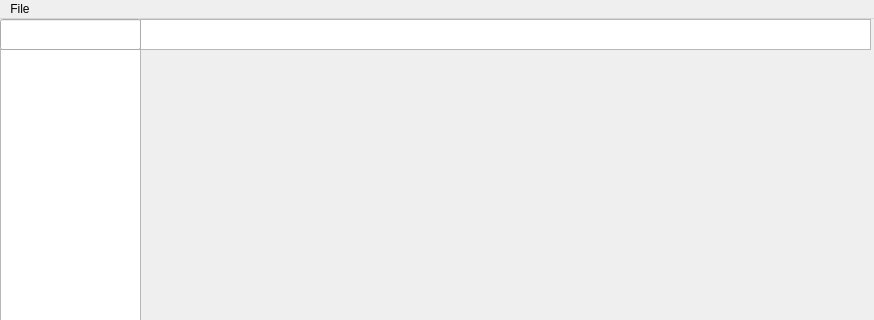
Before: the Qt Designer form ui.ui in lvcc0/pyqt5-ide, drawn with Qt 5; both pictures show x 0 to 874 and y 0 to 320 of the 874 by 635 pixel window.
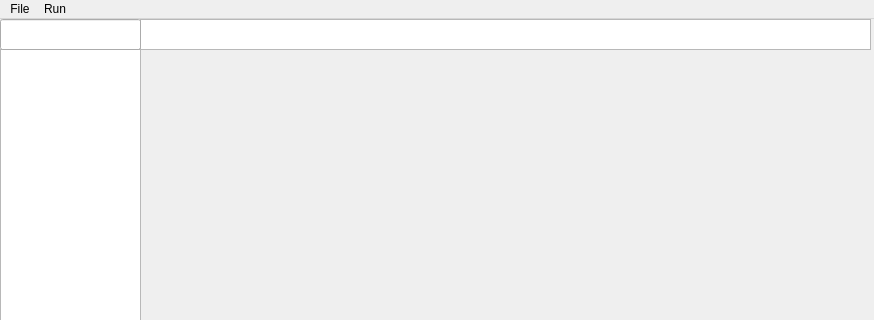
After: the same form once the commit is applied.

What changed in the file:
```diff
--- a/ui.ui
+++ b/ui.ui
@@ -78,7 +78,13 @@
     <addaction name="separator"/>
     <addaction name="actionDelete_file"/>
    </widget>
+   <widget class="QMenu" name="menuRun">
+    <property name="title">
+     <string>Run</string>
+    </property>
+   </widget>
    <addaction name="menufile"/>
+   <addaction name="menuRun"/>
   </widget>
   <widget class="QStatusBar" name="statusbar"/>
   <action name="actionOpen_file">
```
